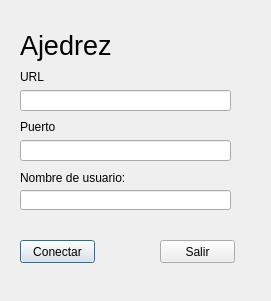
This is loby.ui in nineteen002/ajedrez as Qt 5 draws it before an edit. The edited form follows.
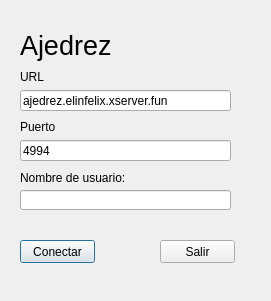
This is the edited form.

The edit to the form file:
```diff
--- a/loby.ui
+++ b/loby.ui
@@ -101,6 +101,9 @@
      <height>21</height>
     </rect>
    </property>
+   <property name="text">
+    <string>ajedrez.elinfelix.xserver.fun</string>
+   </property>
   </widget>
   <widget class="QLineEdit" name="portText">
    <property name="geometry">
@@ -111,6 +114,9 @@
      <height>21</height>
     </rect>
    </property>
+   <property name="text">
+    <string>4994</string>
+   </property>
   </widget>
   <widget class="QLabel" name="label_3">
    <property name="geometry">
```
